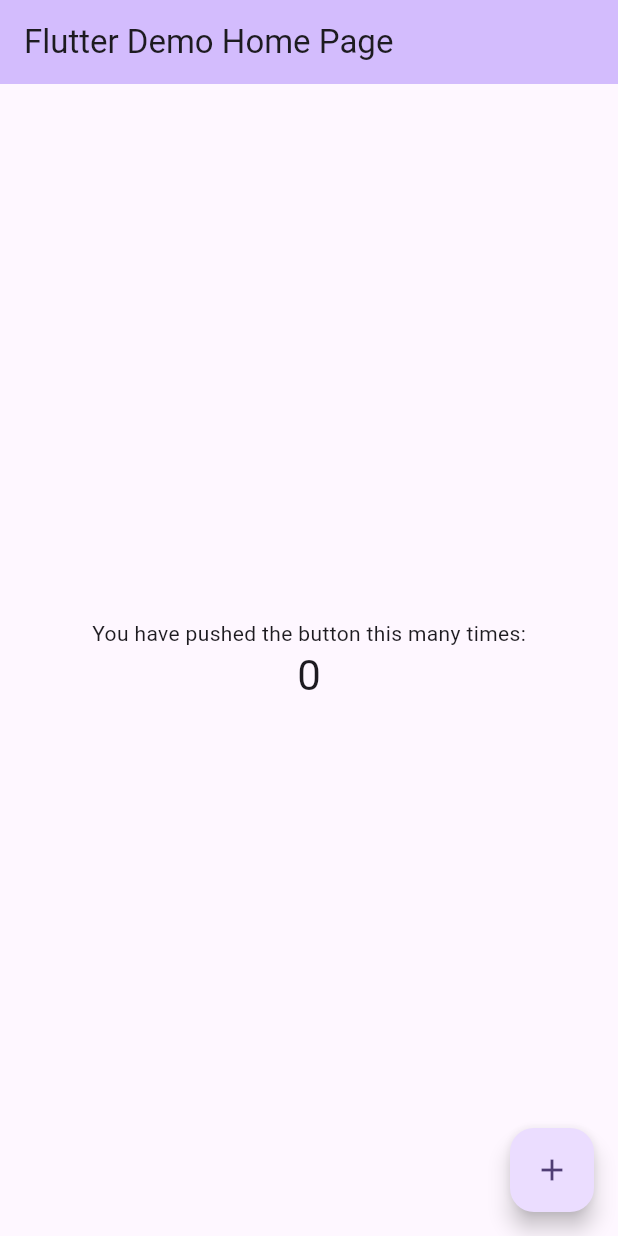
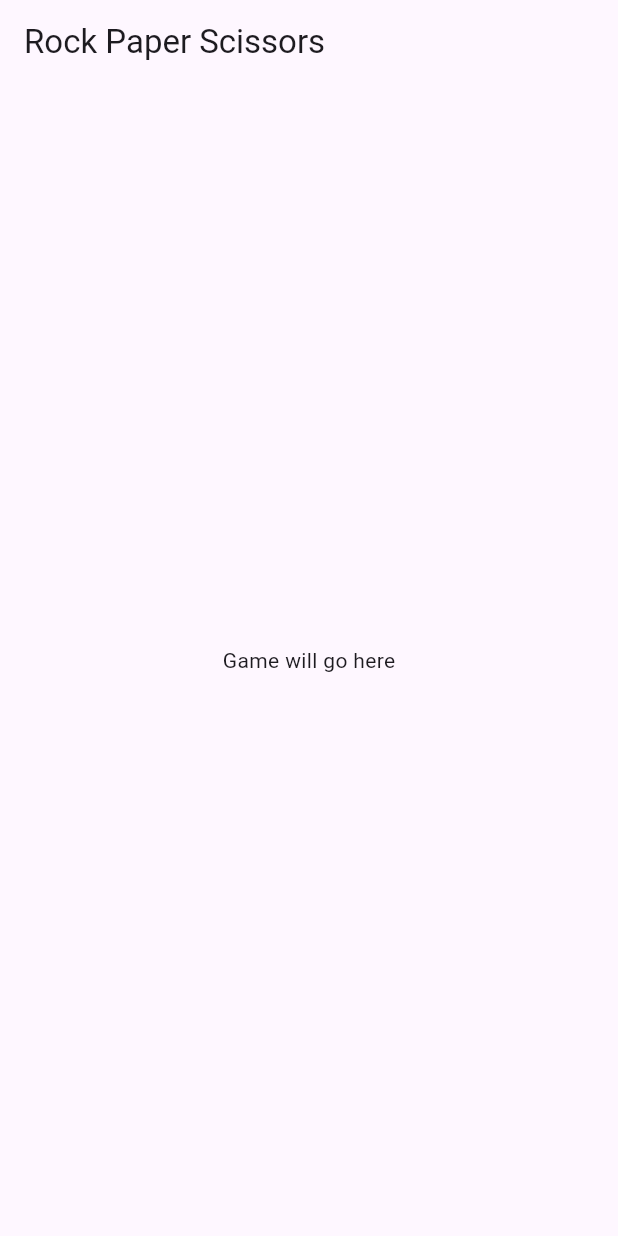
Before and after one commit to kamel404/rpsGame, a Flutter app: the screen it shows after launch, on a phone screen of 412 x 824 dp. Run offline on Flutter 3.47's test engine with Material 3 defaults, Android fonts, the phone set to English and light mode, and no system bars.

Commit message:
Main setup of Game Screen

```diff
--- a/lib/main.dart
+++ b/lib/main.dart
@@ -9,58 +9,18 @@ class MyApp extends StatelessWidget {
 
   @override
   Widget build(BuildContext context) {
-    return MaterialApp(
-      title: 'Flutter Demo',
-      theme: ThemeData(
-        colorScheme: ColorScheme.fromSeed(seedColor: Colors.deepPurple),
-      ),
-      home: const MyHomePage(title: 'Flutter Demo Home Page'),
-    );
+    return MaterialApp(title: 'RPS Game', home: RPSGame());
   }
 }
 
-class MyHomePage extends StatefulWidget {
-  const MyHomePage({super.key, required this.title});
-
-  final String title;
-
-  @override
-  State<MyHomePage> createState() => _MyHomePageState();
-}
-
-class _MyHomePageState extends State<MyHomePage> {
-  int _counter = 0;
-
-  void _incrementCounter() {
-    setState(() {
-      _counter++;
-    });
-  }
+class RPSGame extends StatelessWidget {
+  const RPSGame({super.key});
 
   @override
   Widget build(BuildContext context) {
     return Scaffold(
-      appBar: AppBar(
-        backgroundColor: Theme.of(context).colorScheme.inversePrimary,
-        title: Text(widget.title),
-      ),
-      body: Center(
-        child: Column(
-          mainAxisAlignment: MainAxisAlignment.center,
-          children: <Widget>[
-            const Text('You have pushed the button this many times:'),
-            Text(
-              '$_counter',
-              style: Theme.of(context).textTheme.headlineMedium,
-            ),
-          ],
-        ),
-      ),
-      floatingActionButton: FloatingActionButton(
-        onPressed: _incrementCounter,
-        tooltip: 'Increment',
-        child: const Icon(Icons.add),
-      ),
+      appBar: AppBar(title: const Text('Rock Paper Scissors')),
+      body: const Center(child: Text("Game will go here")),
     );
   }
 }
```
